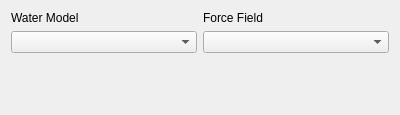
Old version of the form ui/gromacssystemsettings.ui in the repository breuerss/gromacs-ui.
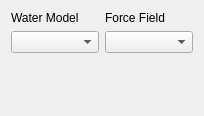
New version of the form.

What changed in the file:
```diff
--- a/ui/gromacssystemsettings.ui
+++ b/ui/gromacssystemsettings.ui
@@ -6,8 +6,8 @@
    <rect>
     <x>0</x>
     <y>0</y>
-    <width>400</width>
-    <height>115</height>
+    <width>204</width>
+    <height>116</height>
    </rect>
   </property>
   <property name="windowTitle">
```
